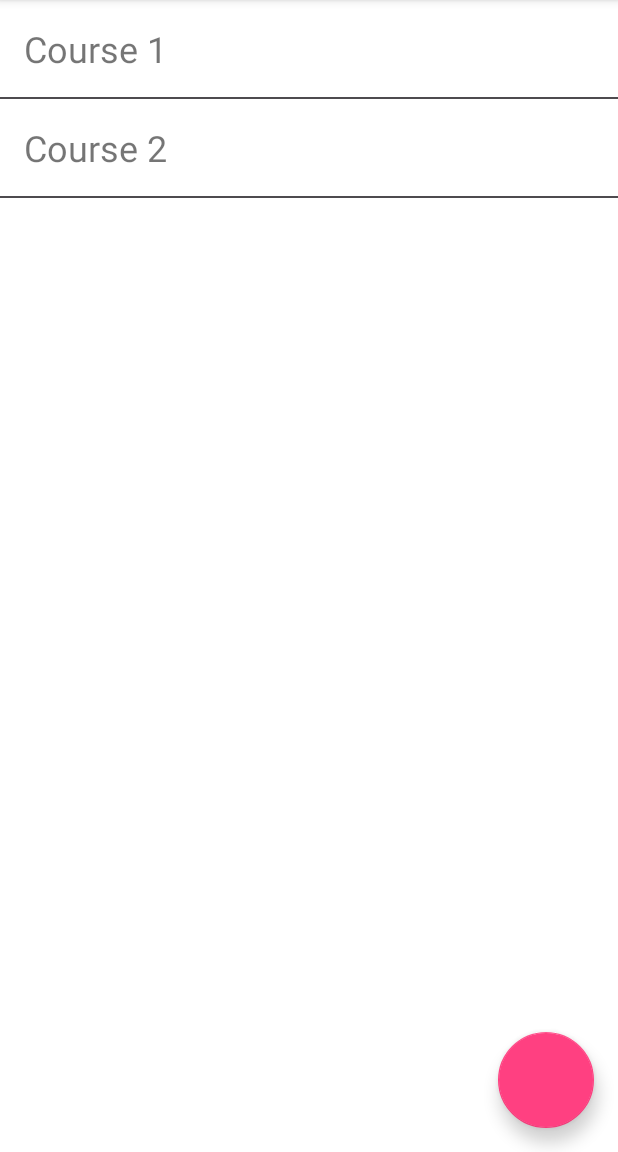
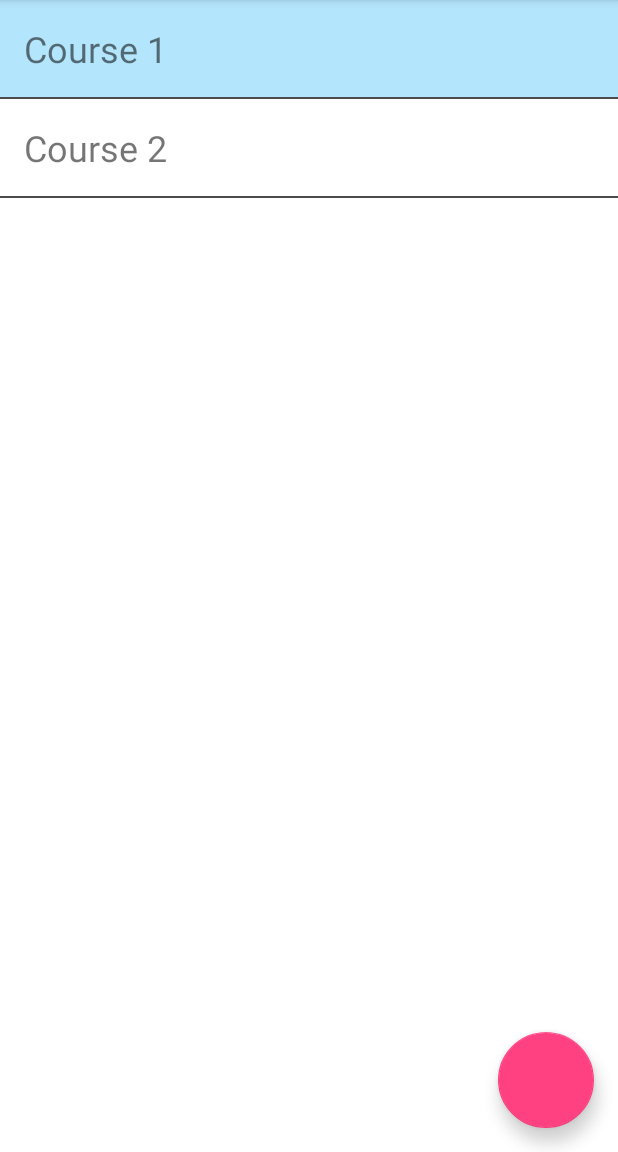
Before and after one commit to FlameAlchemist16/My_Courses_app, an Android app: the screen it shows after launch (MainActivity), on a phone screen of 412 x 824 dp, the part 84-1236 px from its top. Run offline under Robolectric (Android 15) with nearby library versions, the phone set to English and light mode, and no system bars.

Commit message:
Add files via upload

```diff
--- a/app/src/main/java/com/example/android/course_schedule_tracker/ClickListenerActivity.java
+++ b/app/src/main/java/com/example/android/course_schedule_tracker/ClickListenerActivity.java
@@ -4,6 +4,8 @@ import androidx.appcompat.app.AppCompatActivity;
 
 import android.os.Bundle;
 import android.view.View;
+import android.widget.TextClock;
+import android.widget.TextView;
 import android.widget.Toast;
 
 public class ClickListenerActivity implements View.OnClickListener {
--- a/app/src/main/java/com/example/android/course_schedule_tracker/MainActivity.java
+++ b/app/src/main/java/com/example/android/course_schedule_tracker/MainActivity.java
@@ -17,6 +17,7 @@ public class MainActivity extends AppCompatActivity {
 
         ClickListenerActivity clickListenerActivity = new ClickListenerActivity();
         TextView course1 =(TextView)findViewById(R.id.c1);
+        course1.setBackgroundColor(getResources().getColor(R.color.blue_200));
         course1.setOnClickListener(clickListenerActivity);
     }
 
```
